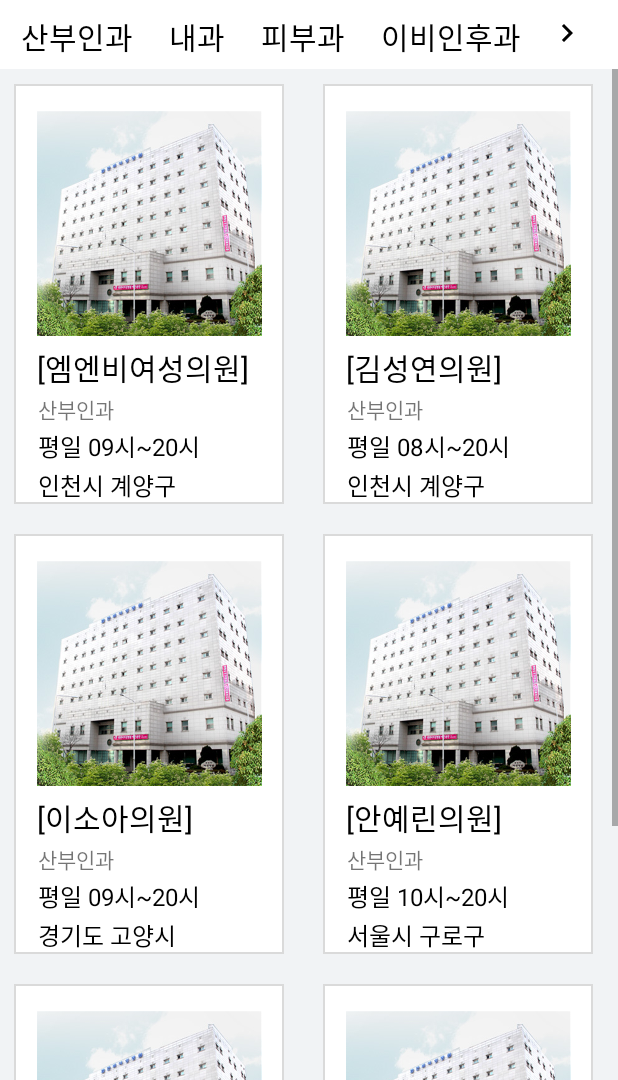
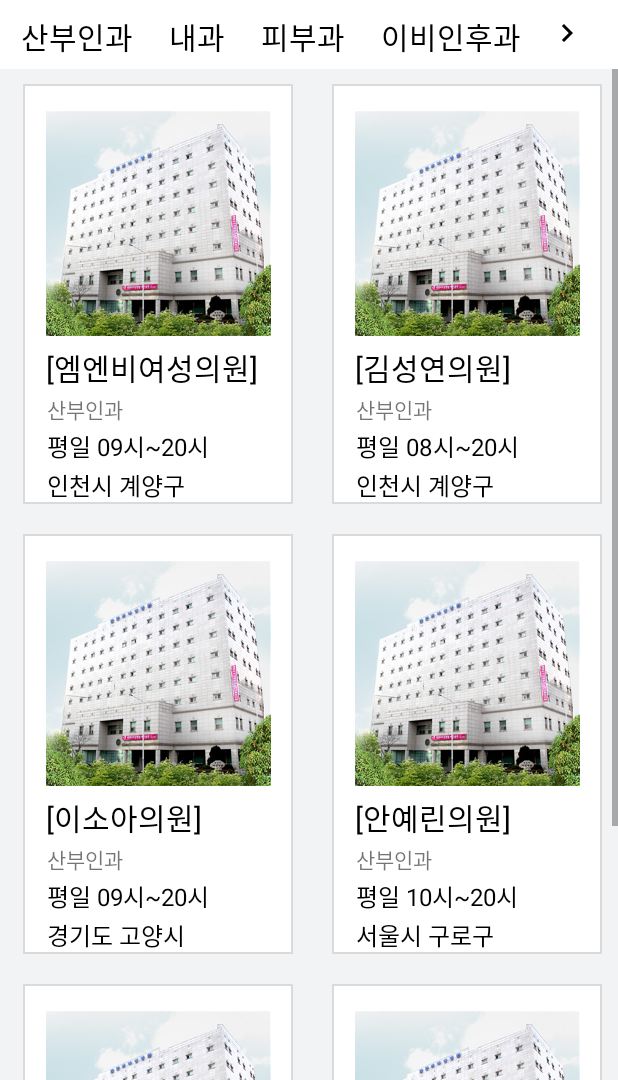
Before and after one commit to light-IT-up-Hackathon/LighitITUp_MAIN, an Android app: the Main2Activity screen opened directly, with no data from a screen before it, on a phone screen of 412 x 824 dp, the part 156-1236 px from its top. Run offline under Robolectric (Android 15) with nearby library versions, the phone set to English and light mode, and no system bars.

Commit message:
[mod] list_griditem.xml

```diff
--- a/app/src/main/res/layout/list_griditem.xml
+++ b/app/src/main/res/layout/list_griditem.xml
@@ -4,7 +4,7 @@
     xmlns:android="http://schemas.android.com/apk/res/android"
     xmlns:app="http://schemas.android.com/apk/res-auto"
     xmlns:tools="http://schemas.android.com/tools"
-    android:layout_marginLeft="9dp"
+    android:layout_marginLeft="15dp"
     android:layout_marginRight="5dp"
     android:layout_marginTop="10dp"
     android:layout_marginBottom="10dp"
```
